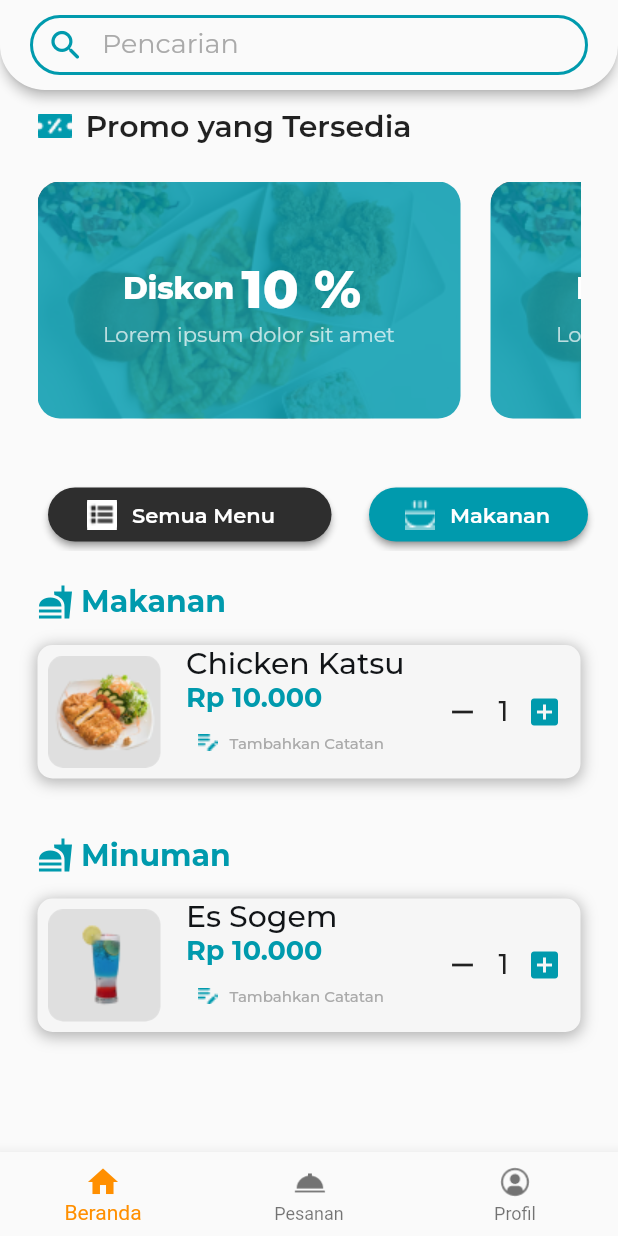
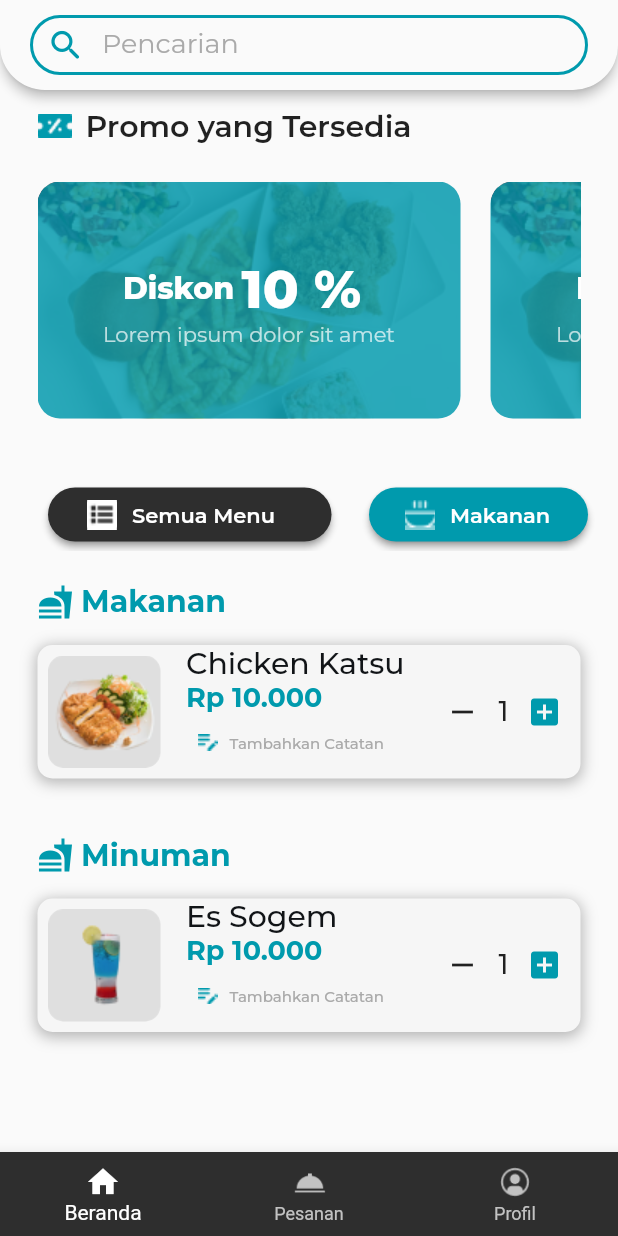
Before and after one commit to mlatifr/java_code, a Flutter app: the Beranda screen opened directly, on a phone screen of 412 x 824 dp. Run offline on Flutter 3.47's test engine with Material 2 defaults, Android fonts, the phone set to English and light mode, and no system bars; our stand-ins replace google_fonts.

Commit message:
warnaNavbarBeranda

```diff
--- a/lib/beranda/beranda.dart
+++ b/lib/beranda/beranda.dart
@@ -22,6 +22,9 @@ class _BerandaState extends State<Beranda> {
       // key: scaffoldKey,
       // backgroundColor: Colors,
       bottomNavigationBar: BottomNavigationBar(
+        backgroundColor: const Color.fromARGB(255, 46, 46, 46),
+        unselectedItemColor: const Color.fromARGB(255, 194, 194, 194),
+        selectedItemColor: const Color.fromARGB(255, 255, 255, 255),
         items: const <BottomNavigationBarItem>[
           BottomNavigationBarItem(
             icon: Icon(Icons.home),
@@ -37,7 +40,6 @@ class _BerandaState extends State<Beranda> {
           ),
         ],
         currentIndex: _selectedIndex,
-        selectedItemColor: Colors.amber[800],
         onTap: _onItemTapped,
       ),
       body: SafeArea(
@@ -127,7 +129,7 @@ class _BerandaState extends State<Beranda> {
                   ],
                 ),
               ),
-              WidgetListItemMinuman(),
+              const WidgetListItemMinuman(),
             ],
           ),
         ),
```
